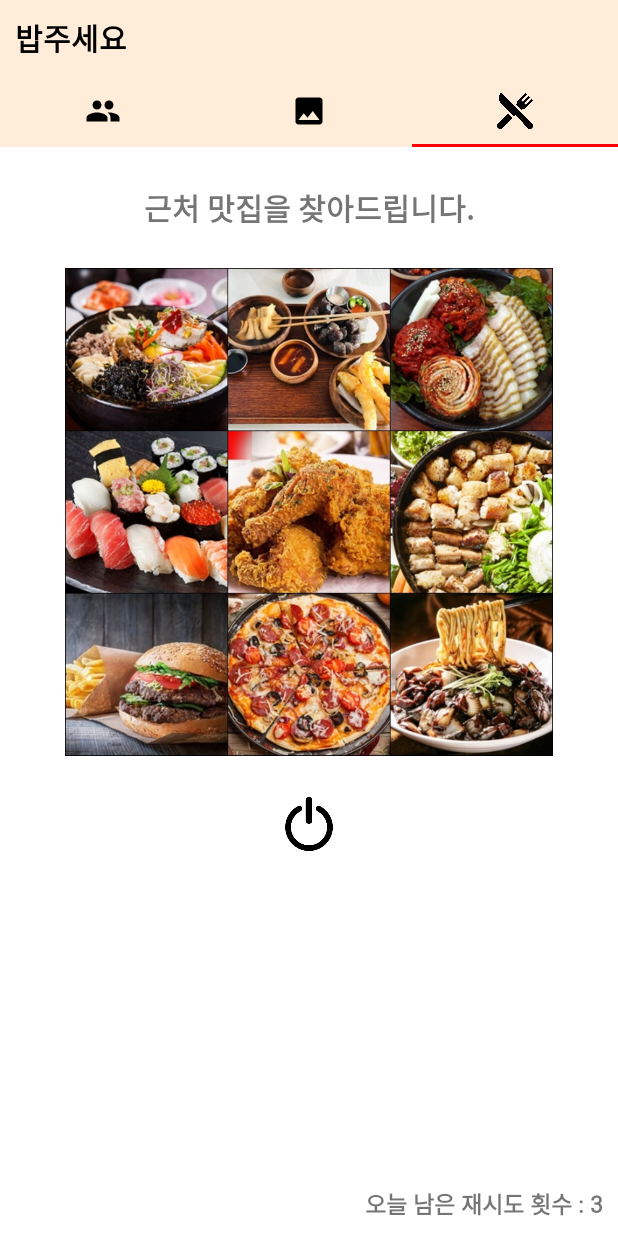
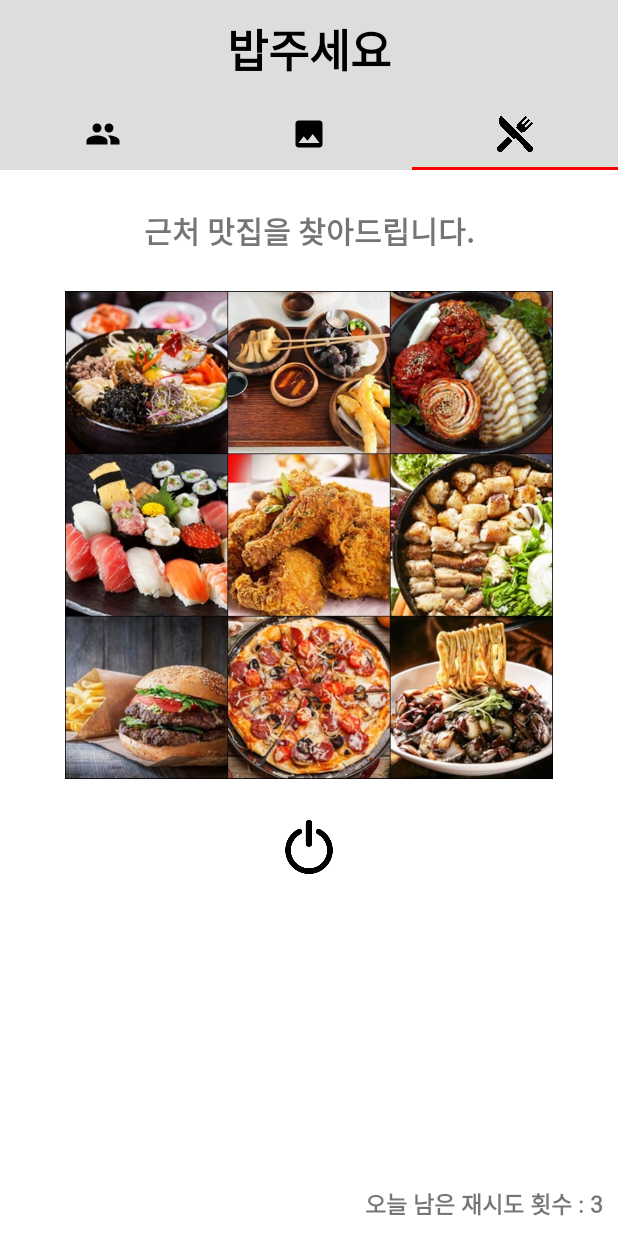
Before and after one commit to drumpt/MadCamp_Week1, an Android app: the screen it shows after launch (MainActivity), tab 3 chosen, on a phone screen of 412 x 824 dp. Run offline under Robolectric (Android 15) with nearby library versions, the phone set to English and light mode, and no system bars; pictures from the network do not load; 1 statement that could not run was skipped.

Commit message:
After presentation before merge

```diff
--- a/app/src/main/java/com/example/recyclerview/FragmentRestaurant.java
+++ b/app/src/main/java/com/example/recyclerview/FragmentRestaurant.java
@@ -29,9 +29,9 @@ public class FragmentRestaurant extends Fragment {
     final static int MAX_COUNT = 3;
 
     Calendar calendar = Calendar.getInstance();
-    int month = Calendar.getInstance().get(Calendar.MONTH); // month+1
-    int date = Calendar.getInstance().get(Calendar.DATE);
-    int year = Calendar.getInstance().get(Calendar.YEAR);
+    int month = calendar.get(Calendar.MONTH); // month+1
+    int date = calendar.getInstance().get(Calendar.DATE);
+    int year = calendar.getInstance().get(Calendar.YEAR);
     private String dateString = month + "/" + date + "/" + year;
 
     public FragmentRestaurant() {
--- a/app/src/main/java/com/example/recyclerview/FragmentRestaurant2.java
+++ b/app/src/main/java/com/example/recyclerview/FragmentRestaurant2.java
@@ -72,9 +72,9 @@ public class FragmentRestaurant2 extends Fragment implements OnMapReadyCallback,
     List<MarkerOptions> previous_markerOptions = new ArrayList<>();
 
     Calendar calendar = Calendar.getInstance();
-    int month = Calendar.getInstance().get(Calendar.MONTH); // month+1
-    int date = Calendar.getInstance().get(Calendar.DATE);
-    int year = Calendar.getInstance().get(Calendar.YEAR);
+    int month = calendar.get(Calendar.MONTH);
+    int date = calendar.getInstance().get(Calendar.DATE);
+    int year = calendar.getInstance().get(Calendar.YEAR);
     private String dateString = month + "/" + date + "/" + year;
     private String jsonString;
 
--- a/app/src/main/java/com/example/recyclerview/MainActivity.java
+++ b/app/src/main/java/com/example/recyclerview/MainActivity.java
@@ -16,7 +16,6 @@ import androidx.annotation.Nullable;
 import androidx.appcompat.app.ActionBar;
 import androidx.appcompat.app.AppCompatActivity;
 import androidx.core.app.ActivityCompat;
-import androidx.fragment.app.FragmentTransaction;
 import androidx.viewpager.widget.ViewPager;
 
 import com.google.android.material.tabs.TabLayout;
--- a/app/src/main/res/layout/activity_main.xml
+++ b/app/src/main/res/layout/activity_main.xml
@@ -13,15 +13,15 @@
         android:text="@string/app_name"
         android:textStyle="bold"
         android:textColor="@color/colorPrimaryDark"
-        android:textSize="20dp"
-        android:background="#FFEDD9"
-        android:gravity="center_vertical"
+        android:textSize="30dp"
+        android:background="#DDDDDD"
+        android:gravity="center|bottom"
         android:padding="10dp"/>
 
     <com.google.android.material.tabs.TabLayout
         android:layout_width="match_parent"
         android:layout_height="wrap_content"
-        android:background="#FFEDD9"
+        android:background="#DDDDDD"
         app:tabMode="fixed"
         app:tabGravity="fill"
         app:tabIndicatorColor="#FF0000"
--- a/app/src/main/res/layout/activity_splash.xml
+++ b/app/src/main/res/layout/activity_splash.xml
@@ -24,6 +24,7 @@
         android:layout_height="wrap_content"
         android:layout_gravity="center_horizontal"
         android:text="밥주세요"
+        android:textStyle="bold"
         android:layout_marginTop="30dp"
         android:textAppearance="@style/TextAppearance.AppCompat.Display2"
         android:textColor="#ffffff" />
@@ -35,6 +36,6 @@
         android:layout_marginTop="10dp"
         android:textSize="20dp"
         android:textColor="#ffffff"
-        android:text="Madcamp Project 1"
+        android:text="김창훈 조혜빈"
         />
 </LinearLayout>
--- a/app/src/main/res/layout/gallery_fragment.xml
+++ b/app/src/main/res/layout/gallery_fragment.xml
@@ -10,6 +10,5 @@
         android:layout_width="match_parent"
         android:layout_height="match_parent"
         android:id="@+id/gallery_recyclerview">
-
     </androidx.recyclerview.widget.RecyclerView>
 </LinearLayout>
```
Also changed, not shown: 2 other files.
